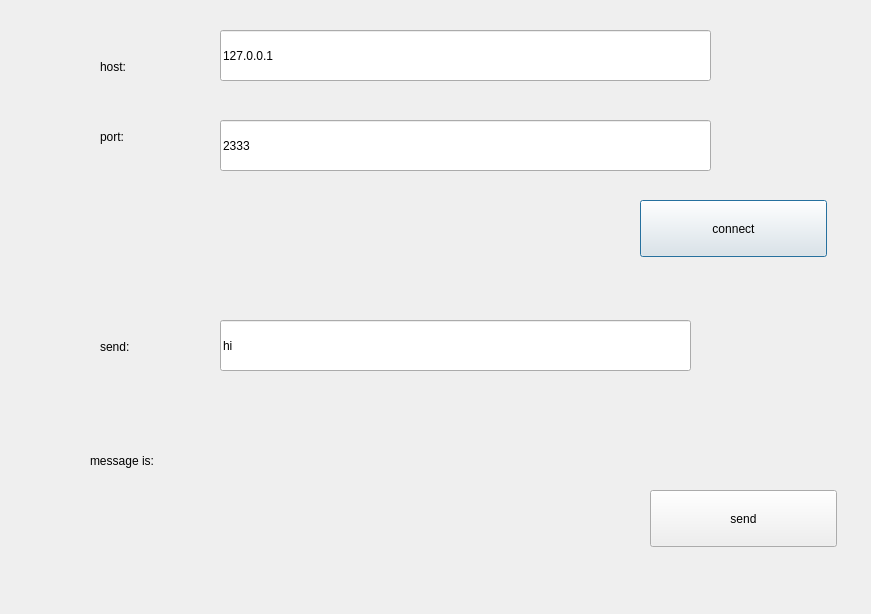
This is project/tcp/tcpclient/tcpClient/client.ui in Freshield/LEARNING_QT as Qt 5 draws it before an edit. The edited form follows.
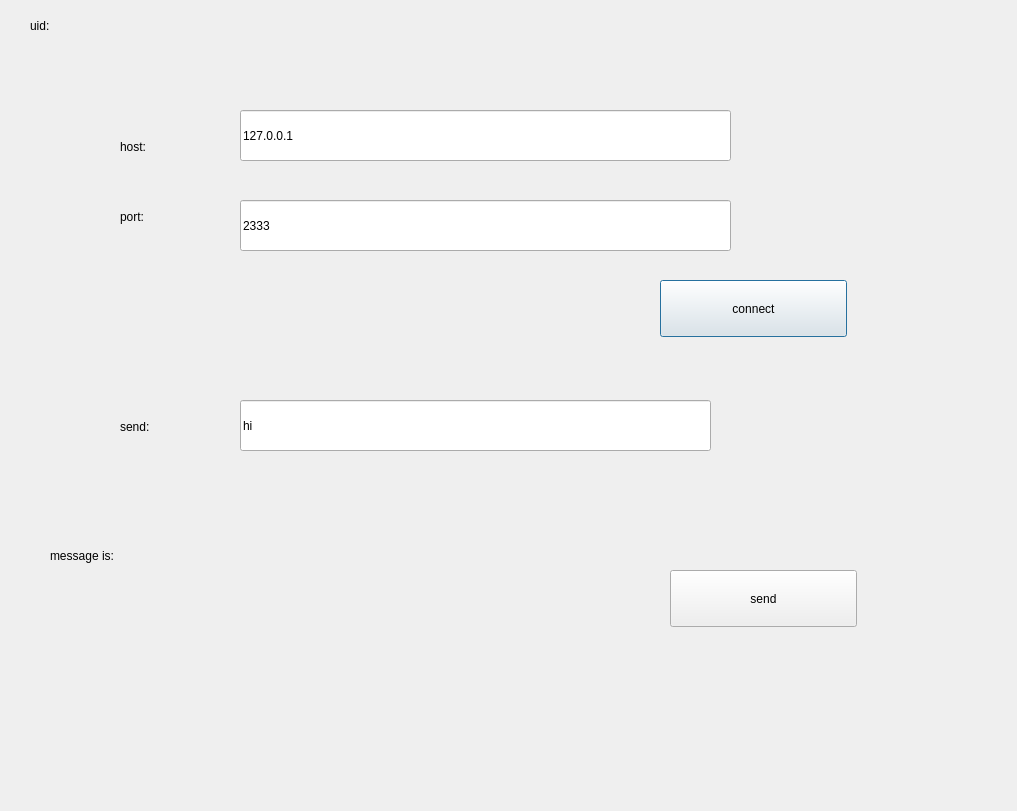
This is the edited form.

Patch:
```diff
--- a/project/tcp/tcpclient/tcpClient/client.ui
+++ b/project/tcp/tcpclient/tcpClient/client.ui
@@ -6,8 +6,8 @@
    <rect>
     <x>0</x>
     <y>0</y>
-    <width>871</width>
-    <height>614</height>
+    <width>1017</width>
+    <height>811</height>
    </rect>
   </property>
   <property name="windowTitle">
@@ -16,8 +16,8 @@
   <widget class="QLabel" name="label">
    <property name="geometry">
     <rect>
-     <x>100</x>
-     <y>50</y>
+     <x>120</x>
+     <y>130</y>
      <width>116</width>
      <height>34</height>
     </rect>
@@ -29,8 +29,8 @@
   <widget class="QLabel" name="label_2">
    <property name="geometry">
     <rect>
-     <x>100</x>
-     <y>120</y>
+     <x>120</x>
+     <y>200</y>
      <width>116</width>
      <height>34</height>
     </rect>
@@ -42,10 +42,10 @@
   <widget class="QLabel" name="messageLabel">
    <property name="geometry">
     <rect>
-     <x>90</x>
-     <y>430</y>
-     <width>441</width>
-     <height>61</height>
+     <x>50</x>
+     <y>480</y>
+     <width>621</width>
+     <height>151</height>
     </rect>
    </property>
    <property name="text">
@@ -55,8 +55,8 @@
   <widget class="QPushButton" name="connectButton">
    <property name="geometry">
     <rect>
-     <x>640</x>
-     <y>200</y>
+     <x>660</x>
+     <y>280</y>
      <width>187</width>
      <height>57</height>
     </rect>
@@ -68,8 +68,8 @@
   <widget class="QLineEdit" name="hostLineEdit">
    <property name="geometry">
     <rect>
-     <x>220</x>
-     <y>30</y>
+     <x>240</x>
+     <y>110</y>
      <width>491</width>
      <height>51</height>
     </rect>
@@ -81,8 +81,8 @@
   <widget class="QLineEdit" name="portLineEdit">
    <property name="geometry">
     <rect>
-     <x>220</x>
-     <y>120</y>
+     <x>240</x>
+     <y>200</y>
      <width>491</width>
      <height>51</height>
     </rect>
@@ -94,8 +94,8 @@
   <widget class="QPushButton" name="pushButton">
    <property name="geometry">
     <rect>
-     <x>650</x>
-     <y>490</y>
+     <x>670</x>
+     <y>570</y>
      <width>187</width>
      <height>57</height>
     </rect>
@@ -107,8 +107,8 @@
   <widget class="QLineEdit" name="sendLineEdit">
    <property name="geometry">
     <rect>
-     <x>220</x>
-     <y>320</y>
+     <x>240</x>
+     <y>400</y>
      <width>471</width>
      <height>51</height>
     </rect>
@@ -120,8 +120,8 @@
   <widget class="QLabel" name="label_3">
    <property name="geometry">
     <rect>
-     <x>100</x>
-     <y>330</y>
+     <x>120</x>
+     <y>410</y>
      <width>116</width>
      <height>34</height>
     </rect>
@@ -130,6 +130,32 @@
     <string>send:</string>
    </property>
   </widget>
+  <widget class="QLabel" name="label_4">
+   <property name="geometry">
+    <rect>
+     <x>30</x>
+     <y>10</y>
+     <width>61</width>
+     <height>31</height>
+    </rect>
+   </property>
+   <property name="text">
+    <string>uid:</string>
+   </property>
+  </widget>
+  <widget class="QLabel" name="uidnum_label">
+   <property name="geometry">
+    <rect>
+     <x>90</x>
+     <y>10</y>
+     <width>116</width>
+     <height>34</height>
+    </rect>
+   </property>
+   <property name="text">
+    <string/>
+   </property>
+  </widget>
  </widget>
  <layoutdefault spacing="6" margin="11"/>
  <resources/>
```
